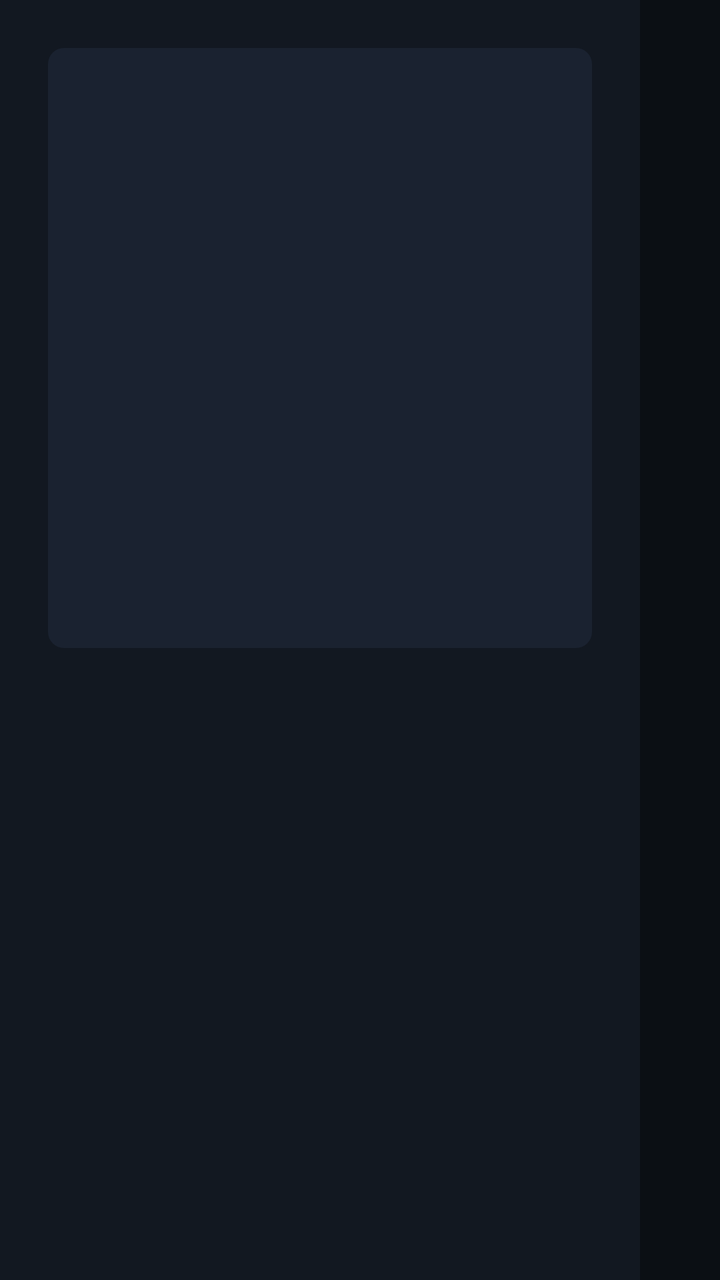
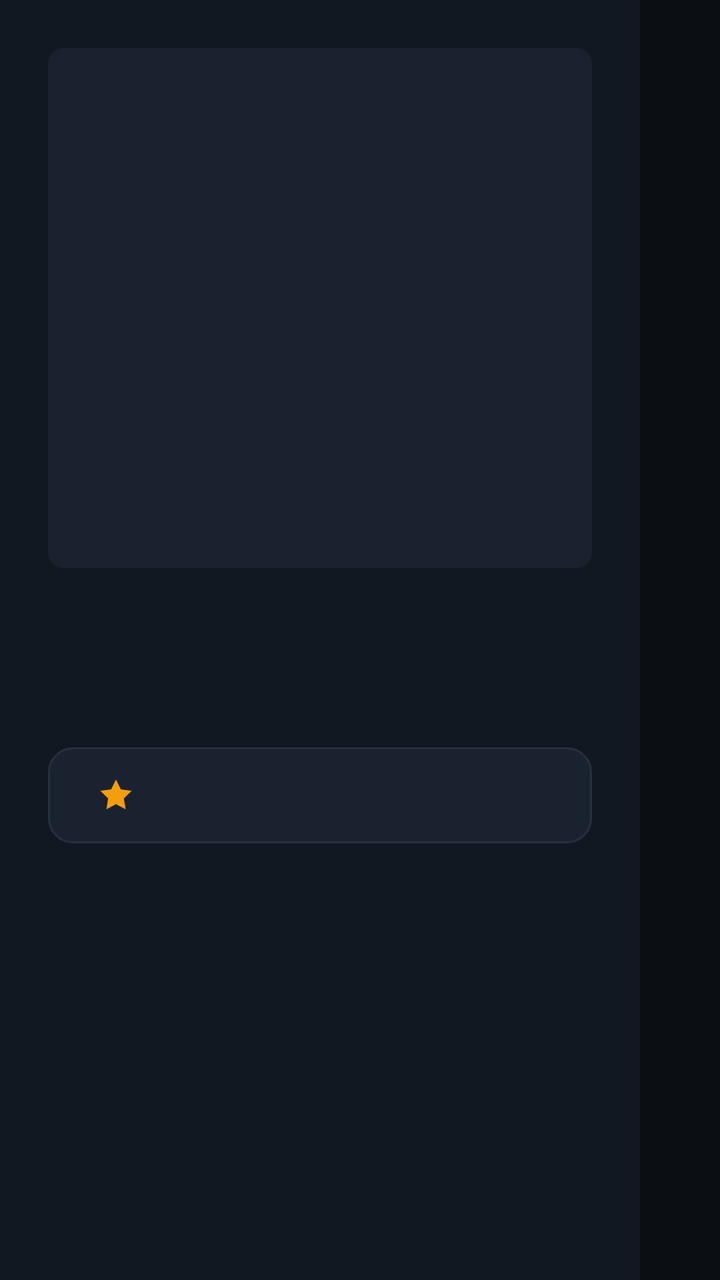

Compare the two renders of this Android layout. The source of the first and the diff that turns it into the second are given below.
<!-- AndroidManifest.xml: application theme Theme.MultiViewTV -->
<!-- res/layout/activity_series.xml -->
<?xml version="1.0" encoding="utf-8"?>
<LinearLayout xmlns:android="http://schemas.android.com/apk/res/android"
    android:layout_width="match_parent"
    android:layout_height="match_parent"
    android:background="@color/bg"
    android:orientation="horizontal">

    <LinearLayout
        android:layout_width="320dp"
        android:layout_height="match_parent"
        android:background="@color/surface"
        android:orientation="vertical"
        android:padding="24dp">

        <ImageView
            android:id="@+id/cover"
            android:layout_width="match_parent"
            android:layout_height="300dp"
            android:background="@drawable/bg_logo"
            android:importantForAccessibility="no"
            android:scaleType="centerCrop" />

        <TextView
            android:id="@+id/seriesName"
            android:layout_width="match_parent"
            android:layout_height="wrap_content"
            android:layout_marginTop="16dp"
            android:textSize="22sp"
            android:textStyle="bold" />

        <TextView
            android:id="@+id/seriesPlot"
            android:layout_width="match_parent"
            android:layout_height="wrap_content"
            android:layout_marginTop="8dp"
            android:ellipsize="end"
            android:maxLines="6"
            android:textColor="@color/muted"
            android:textSize="15sp" />
    </LinearLayout>

    <androidx.recyclerview.widget.RecyclerView
        android:id="@+id/seasons"
        android:descendantFocusability="afterDescendants"
        android:layout_width="200dp"
        android:layout_height="match_parent"
        android:paddingStart="10dp"
        android:paddingTop="24dp"
        android:paddingEnd="10dp" />

    <FrameLayout
        android:layout_width="0dp"
        android:layout_height="match_parent"
        android:layout_weight="1">

        <androidx.recyclerview.widget.RecyclerView
            android:id="@+id/episodes"
            android:descendantFocusability="afterDescendants"
            android:layout_width="match_parent"
            android:layout_height="match_parent"
            android:clipToPadding="false"
            android:paddingStart="10dp"
            android:paddingTop="24dp"
            android:paddingEnd="20dp"
            android:paddingBottom="24dp" />

        <ProgressBar
            android:id="@+id/seriesLoading"
            android:layout_width="56dp"
            android:layout_height="56dp"
            android:layout_gravity="center" />
    </FrameLayout>
</LinearLayout>
<!-- resources referenced by this layout -->
<resources>
  <color name="bg">#0B0F14</color>
  <color name="muted">#98A4B3</color>
  <color name="surface">#121821</color>
  <!-- drawable bg_logo (drawable) -->
  <?xml version="1.0" encoding="utf-8"?>
  <shape xmlns:android="http://schemas.android.com/apk/res/android">
      <corners android:radius="8dp" /><solid android:color="@color/surface2" />
  </shape>
  <style name="Theme.MultiViewTV" parent="Theme.AppCompat.NoActionBar">
          <item name="android:windowBackground">@color/bg</item>
          <item name="android:windowFullscreen">true</item>
          <item name="colorPrimary">@color/accent</item>
          <item name="colorAccent">@color/accent</item>
          <item name="android:textColor">@color/text</item>
          <item name="android:textColorHint">@color/muted</item>
      </style>
  <color name="surface2">#1A2230</color>
  <color name="accent">#3BA7FF</color>
  <color name="text">#EEF2F7</color>
</resources>

<!-- the commit's change to res/layout/activity_series.xml (unified diff, before → after) -->
@@ -15,7 +15,7 @@
         <ImageView
             android:id="@+id/cover"
             android:layout_width="match_parent"
-            android:layout_height="300dp"
+            android:layout_height="260dp"
             android:background="@drawable/bg_logo"
             android:importantForAccessibility="no"
             android:scaleType="centerCrop" />
@@ -37,6 +37,15 @@
             android:maxLines="6"
             android:textColor="@color/muted"
             android:textSize="15sp" />
+
+        <Button
+            android:id="@+id/btnSeriesFav"
+            style="@style/TvButton"
+            android:layout_width="match_parent"
+            android:layout_height="wrap_content"
+            android:layout_marginTop="16dp"
+            android:drawableStart="@drawable/ic_star"
+            android:drawablePadding="8dp" />
     </LinearLayout>
 
     <androidx.recyclerview.widget.RecyclerView
<!-- resource entries referenced after the edit -->
@@ -8,6 +8,24 @@
   <shape xmlns:android="http://schemas.android.com/apk/res/android">
       <corners android:radius="8dp" /><solid android:color="@color/surface2" />
   </shape>
+  <!-- drawable ic_star (drawable) -->
+  <?xml version="1.0" encoding="utf-8"?>
+  <vector xmlns:android="http://schemas.android.com/apk/res/android"
+      android:width="20dp" android:height="20dp" android:viewportWidth="24" android:viewportHeight="24">
+      <path android:fillColor="@color/live" android:pathData="M12,2.5l2.9,5.9l6.5,0.9l-4.7,4.6l1.1,6.5l-5.8,-3.1l-5.8,3.1l1.1,-6.5l-4.7,-4.6l6.5,-0.9z" />
+  </vector>
+  <style name="TvButton">
+          <item name="android:background">@drawable/bg_button</item>
+          <item name="android:textColor">@color/row_text</item>
+          <item name="android:textSize">17sp</item>
+          <item name="android:paddingStart">24dp</item>
+          <item name="android:paddingEnd">24dp</item>
+          <item name="android:minHeight">48dp</item>
+          <item name="android:focusable">true</item>
+          <item name="android:textAllCaps">false</item>
+          <item name="android:stateListAnimator">@null</item>
+          <item name="android:fontFamily">sans-serif-medium</item>
+      </style>
   <style name="Theme.MultiViewTV" parent="Theme.AppCompat.NoActionBar">
           <item name="android:windowBackground">@color/bg</item>
           <item name="android:windowFullscreen">true</item>
@@ -17,7 +35,19 @@
           <item name="android:textColorHint">@color/muted</item>
       </style>
   <color name="surface2">#1A2230</color>
+  <color name="live">#F59E0B</color>
+  <!-- drawable bg_button (drawable) -->
+  <?xml version="1.0" encoding="utf-8"?>
+  <selector xmlns:android="http://schemas.android.com/apk/res/android">
+      <item android:state_focused="true">
+          <shape><corners android:radius="12dp" /><solid android:color="@color/accent" /></shape>
+      </item>
+      <item>
+          <shape><corners android:radius="12dp" /><solid android:color="@color/surface2" /><stroke android:width="1dp" android:color="@color/line" /></shape>
+      </item>
+  </selector>
   <color name="accent">#3BA7FF</color>
   <color name="text">#EEF2F7</color>
+  <color name="line">#263041</color>
 </resources>
 
